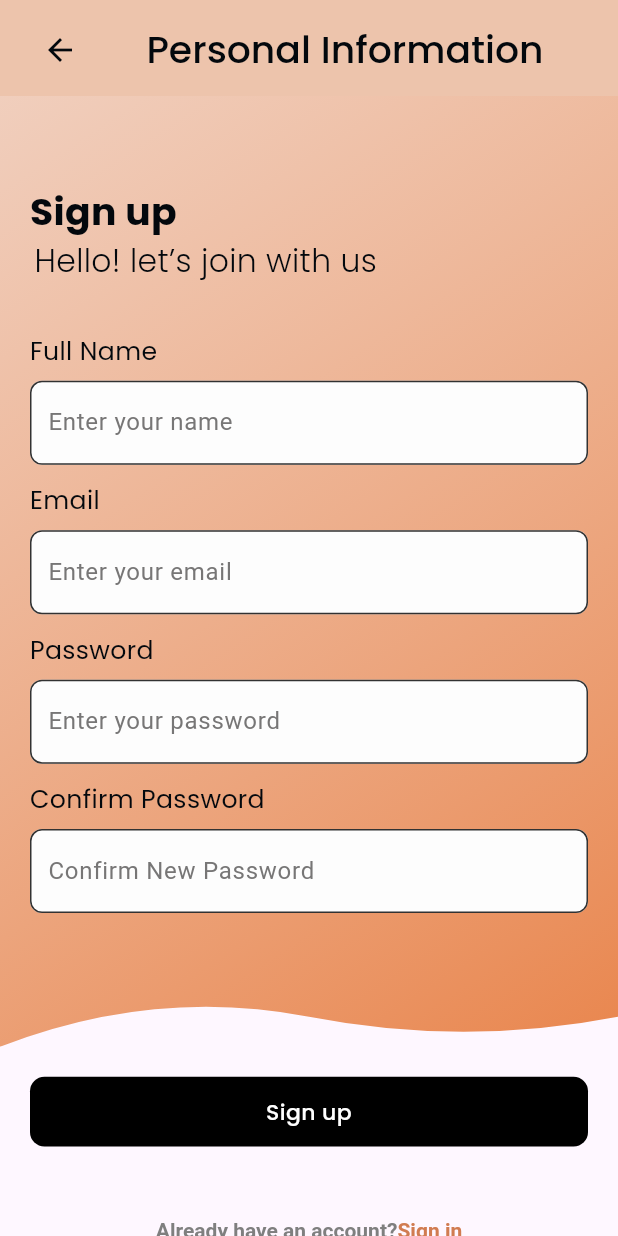
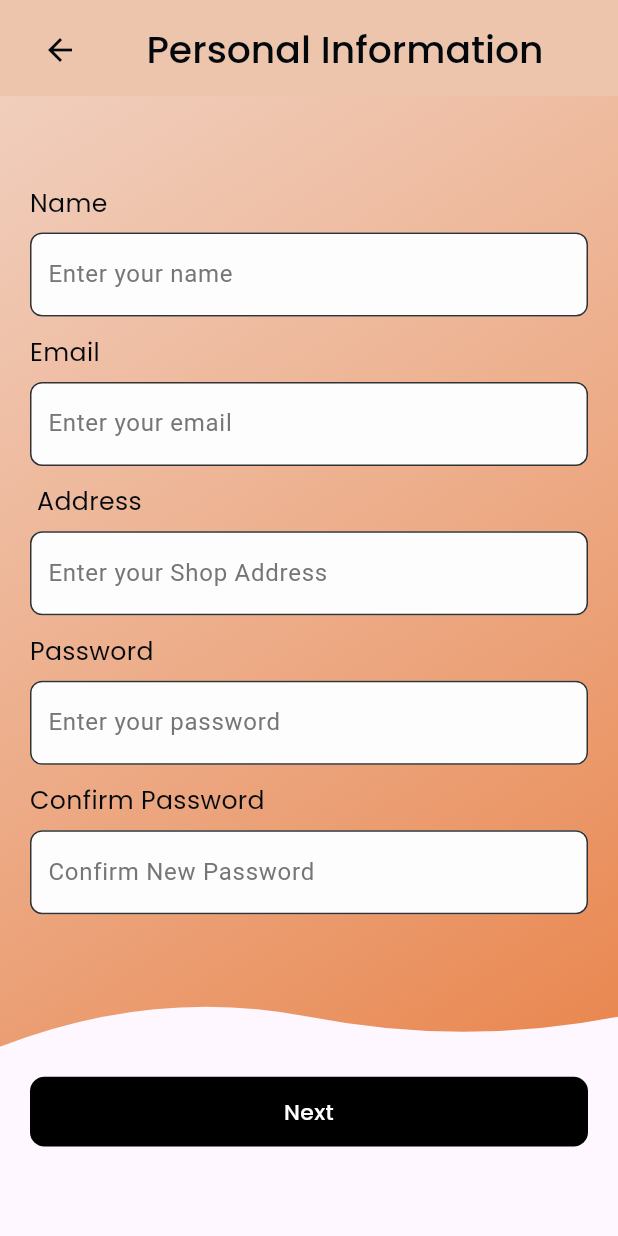
Before and after one commit to Masumraj1/barber_time, a Flutter app: the OwnerSignUp screen opened by its route, on a phone screen of 412 x 824 dp. Run offline on Flutter 3.47's test engine with Material 3 defaults, Android fonts, the phone set to English and light mode, and no system bars; our stand-ins replace cached_network_image, flutter_chat_types, flutter_chat_ui, flutter_screenutil, flutter_spinkit, flutter_svg and 9 more; accounts and stored records are empty.

Commit message:
some issue fixed

```diff
--- a/lib/app/view/screens/authentication/owner_sign_up/owner_sign_up.dart
+++ b/lib/app/view/screens/authentication/owner_sign_up/owner_sign_up.dart
@@ -53,27 +53,12 @@ class OwnerSignUp extends StatelessWidget {
                         SizedBox(
                           height: 30.h,
                         ),
-                        const CustomText(
-                          text: AppStrings.signUp,
-                          fontWeight: FontWeight.w700,
-                          fontSize: 24,
-                          color: AppColors.black,
-                        ),
 
-                        const CustomText(
-                          text: AppStrings.helloLetsJoin,
-                          fontWeight: FontWeight.w300,
-                          fontSize: 20,
-                          color: AppColors.black,
-                        ),
 
-                        SizedBox(
-                          height: 34.h,
-                        ),
                         //ToDo ==========✅✅ fullName ✅✅==========
                         CustomFromCard(
                             hinText: AppStrings.enterYourName,
-                            title: AppStrings.fullName,
+                            title: AppStrings.name,
                             controller: authController.fullNameController,
                             validator: (v) {}),
                         //ToDo ==========✅✅ Email✅✅==========
@@ -84,9 +69,17 @@ class OwnerSignUp extends StatelessWidget {
                             validator: (v) {}),
                         //ToDo ==========✅✅ password ✅✅==========
                         CustomFromCard(
+                            hinText: AppStrings.enterYourShopAddress,
+                            title: AppStrings.address,
+                            controller: authController.passwordController,
+                            validator: (v) {}),
+
+                        //ToDo ==========✅✅ Confirm ✅✅==========
+                        CustomFromCard(
                             hinText: AppStrings.enterYourPassword,
                             title: AppStrings.password,
-                            controller: authController.passwordController,
+                            controller:
+                                authController.confirmPasswordController,
                             validator: (v) {}),
 
                         //ToDo ==========✅✅ Confirm ✅✅==========
@@ -100,19 +93,19 @@ class OwnerSignUp extends StatelessWidget {
                     ),
                   )),
             ),
-            SingleChildScrollView(
-              child: Padding(
+            Padding(
                 padding:
                     const EdgeInsets.symmetric(horizontal: 20, vertical: 20),
                 child: Column(
                   children: [
                     CustomButton(
                       onTap: () {
-                          context.pushNamed(
-                            RoutePath.otpScreen,
-                          );
+
+                        // context.pushNamed(
+                        //   RoutePath.otpScreen,
+                        // );
                       },
-                        title: AppStrings.signUp,
+                      title: "Next",
                       fillColor: Colors.black,
                       textColor: Colors.white,
                     ),
@@ -120,18 +113,9 @@ class OwnerSignUp extends StatelessWidget {
                       height: 50.h,
                     ),
 
-                      //ToDo ==========✅✅ alreadyHaveAnAccount✅✅==========
-                      CustomRichText(
-                          firstText: AppStrings.alreadyHaveAnAccount,
-                          secondText: AppStrings.signIn,
-                          onTapAction: () {
-                            context.pushNamed(
-                              RoutePath.signInScreen,
-                            );
-                          })
+
                   ],
                 )),
-            ),
           ],
         ),
       ),
```
Lines whose indentation alone changed are shown as unchanged.
